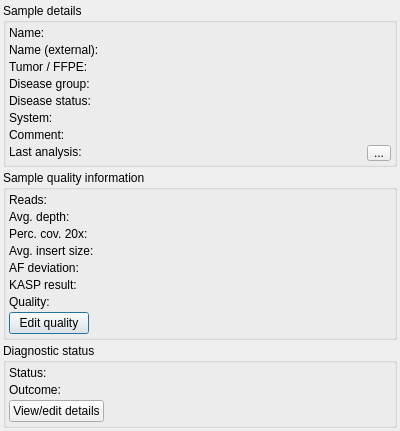
Old version of the form src/GSvar/SampleInformationDialog.ui in the repository imgag/ngs-bits.
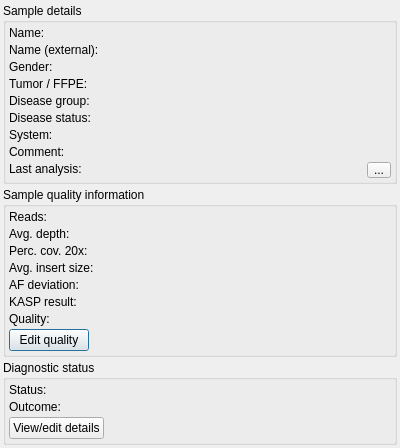
New version of the form. Icons and pictures are not drawn.

Commit message: GSvar: Added somatic analysis dialog and minor other changes.

Patch:
```diff
--- a/src/GSvar/SampleInformationDialog.ui
+++ b/src/GSvar/SampleInformationDialog.ui
@@ -64,20 +64,7 @@
         <property name="spacing">
          <number>3</number>
         </property>
-        <item row="5" column="1">
-         <widget class="QLabel" name="system">
-          <property name="sizePolicy">
-           <sizepolicy hsizetype="Expanding" vsizetype="Preferred">
-            <horstretch>0</horstretch>
-            <verstretch>0</verstretch>
-           </sizepolicy>
-          </property>
-          <property name="text">
-           <string/>
-          </property>
-         </widget>
-        </item>
-        <item row="2" column="1">
+        <item row="3" column="1">
          <widget class="QLabel" name="tumor_ffpe">
           <property name="text">
            <string/>
@@ -92,50 +79,9 @@
          </widget>
         </item>
         <item row="3" column="0">
-         <widget class="QLabel" name="label_22">
+         <widget class="QLabel" name="label_20">
           <property name="text">
-           <string>Disease group:</string>
-          </property>
-         </widget>
-        </item>
-        <item row="6" column="1">
-         <widget class="QLabel" name="comment">
-          <property name="text">
-           <string/>
-          </property>
-          <property name="wordWrap">
-           <bool>true</bool>
-          </property>
-         </widget>
-        </item>
-        <item row="4" column="0">
-         <widget class="QLabel" name="label_23">
-          <property name="text">
-           <string>Disease status:</string>
-          </property>
-         </widget>
-        </item>
-        <item row="7" column="0">
-         <widget class="QLabel" name="label_2">
-          <property name="text">
-           <string>Last analysis:</string>
-          </property>
-          <property name="alignment">
-           <set>Qt::AlignLeading|Qt::AlignLeft|Qt::AlignTop</set>
-          </property>
-         </widget>
-        </item>
-        <item row="5" column="0">
-         <widget class="QLabel" name="label_8">
-          <property name="text">
-           <string>System:</string>
-          </property>
-         </widget>
-        </item>
-        <item row="1" column="0">
-         <widget class="QLabel" name="label_19">
-          <property name="text">
-           <string>Name (external):</string>
+           <string>Tumor / FFPE:</string>
           </property>
          </widget>
         </item>
@@ -146,48 +92,34 @@
           </property>
          </widget>
         </item>
-        <item row="4" column="1">
+        <item row="8" column="0">
+         <widget class="QLabel" name="label_2">
+          <property name="text">
+           <string>Last analysis:</string>
+          </property>
+          <property name="alignment">
+           <set>Qt::AlignLeading|Qt::AlignLeft|Qt::AlignTop</set>
+          </property>
+         </widget>
+        </item>
+        <item row="5" column="1">
          <widget class="QLabel" name="disease_status">
           <property name="text">
            <string/>
           </property>
          </widget>
         </item>
-        <item row="0" column="0">
-         <widget class="QLabel" name="label">
-          <property name="text">
-           <string>Name:</string>
-          </property>
-         </widget>
-        </item>
-        <item row="6" column="0">
-         <widget class="QLabel" name="label_24">
-          <property name="toolTip">
-           <string>&lt;html&gt;&lt;head/&gt;&lt;body&gt;&lt;p&gt;Processed sample comment&lt;/p&gt;&lt;/body&gt;&lt;/html&gt;</string>
-          </property>
-          <property name="text">
-           <string>Comment:</string>
-          </property>
-          <property name="alignment">
-           <set>Qt::AlignLeading|Qt::AlignLeft|Qt::AlignTop</set>
-          </property>
-         </widget>
-        </item>
-        <item row="2" column="0">
-         <widget class="QLabel" name="label_20">
-          <property name="text">
-           <string>Tumor / FFPE:</string>
-          </property>
-         </widget>
-        </item>
-        <item row="3" column="1">
-         <widget class="QLabel" name="disease_group">
-          <property name="text">
-           <string/>
-          </property>
-         </widget>
-        </item>
         <item row="7" column="1">
+         <widget class="QLabel" name="comment">
+          <property name="text">
+           <string/>
+          </property>
+          <property name="wordWrap">
+           <bool>true</bool>
+          </property>
+         </widget>
+        </item>
+        <item row="8" column="1">
          <layout class="QHBoxLayout" name="horizontalLayout_3">
           <item>
            <widget class="QLabel" name="date_bam">
@@ -230,6 +162,95 @@
           </item>
          </layout>
         </item>
+        <item row="7" column="0">
+         <widget class="QLabel" name="label_24">
+          <property name="toolTip">
+           <string>&lt;html&gt;&lt;head/&gt;&lt;body&gt;&lt;p&gt;Processed sample comment&lt;/p&gt;&lt;/body&gt;&lt;/html&gt;</string>
+          </property>
+          <property name="text">
+           <string>Comment:</string>
+          </property>
+          <property name="alignment">
+           <set>Qt::AlignLeading|Qt::AlignLeft|Qt::AlignTop</set>
+          </property>
+         </widget>
+        </item>
+        <item row="1" column="1">
+         <widget class="QLabel" name="name_ext">
+          <property name="text">
+           <string/>
+          </property>
+         </widget>
+        </item>
+        <item row="6" column="0">
+         <widget class="QLabel" name="label_8">
+          <property name="text">
+           <string>System:</string>
+          </property>
+         </widget>
+        </item>
+        <item row="5" column="0">
+         <widget class="QLabel" name="label_23">
+          <property name="text">
+           <string>Disease status:</string>
+          </property>
+         </widget>
+        </item>
+        <item row="0" column="0">
+         <widget class="QLabel" name="label">
+          <property name="text">
+           <string>Name:</string>
+          </property>
+         </widget>
+        </item>
+        <item row="6" column="1">
+         <widget class="QLabel" name="system">
+          <property name="sizePolicy">
+           <sizepolicy hsizetype="Expanding" vsizetype="Preferred">
+            <horstretch>0</horstretch>
+            <verstretch>0</verstretch>
+           </sizepolicy>
+          </property>
+          <property name="text">
+           <string/>
+          </property>
+         </widget>
+        </item>
+        <item row="4" column="1">
+         <widget class="QLabel" name="disease_group">
+          <property name="text">
+           <string/>
+          </property>
+         </widget>
+        </item>
+        <item row="4" column="0">
+         <widget class="QLabel" name="label_22">
+          <property name="text">
+           <string>Disease group:</string>
+          </property>
+         </widget>
+        </item>
+        <item row="1" column="0">
+         <widget class="QLabel" name="label_19">
+          <property name="text">
+           <string>Name (external):</string>
+          </property>
+         </widget>
+        </item>
+        <item row="2" column="0">
+         <widget class="QLabel" name="label_3">
+          <property name="text">
+           <string>Gender:</string>
+          </property>
+         </widget>
+        </item>
+        <item row="2" column="1">
+         <widget class="QLabel" name="gender">
+          <property name="text">
+           <string/>
+          </property>
+         </widget>
+        </item>
        </layout>
       </item>
      </layout>
```
Left out of the diff: 7 changed lines with no effect on the pictures. The commit also changes 18 other files.
